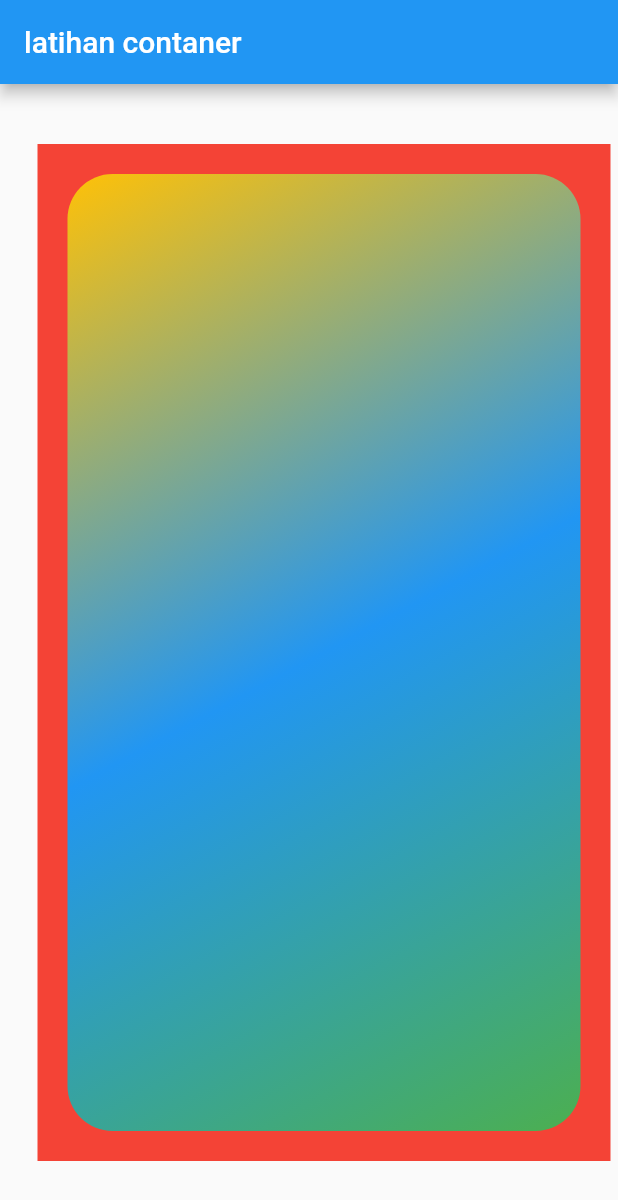
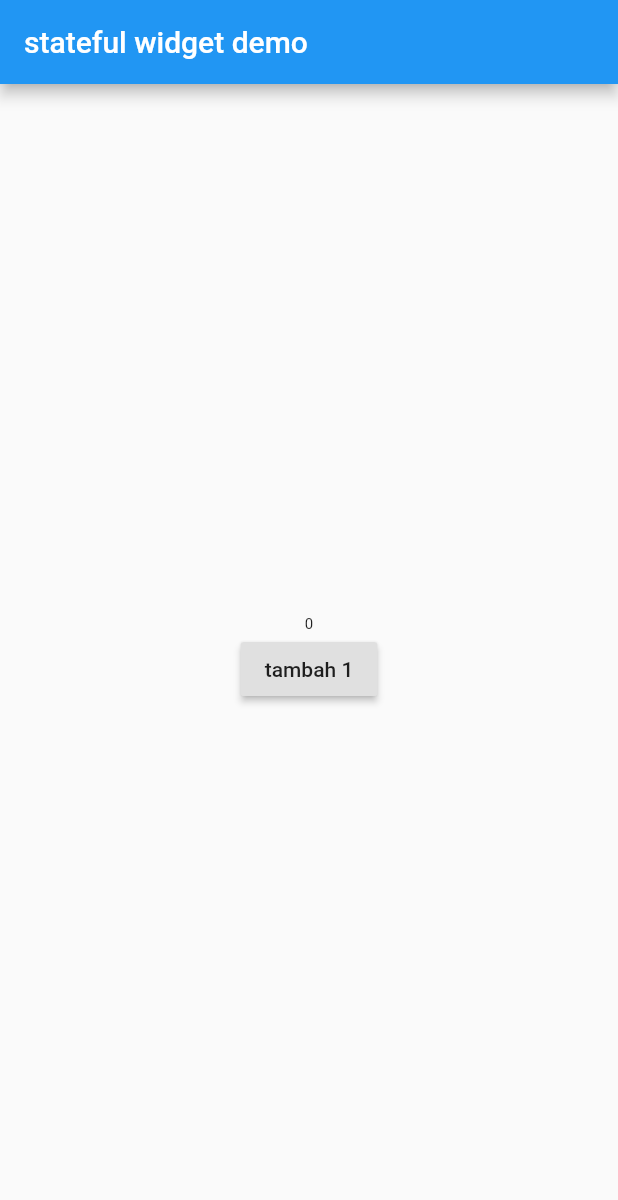
Before and after one commit to mindatama/GIT, a Flutter app: the screen it shows after launch, on a phone screen of 412 x 824 dp. Shown: the top 1200 px of the screen. Run offline on Flutter 3.47's test engine with Material 2 defaults, Android fonts, the phone set to English and light mode, and no system bars.

Commit message:
hello_world_flutter ganti contoh stateless& statefull widget

```diff
--- a/hello_world_flutter/lib/main.dart
+++ b/hello_world_flutter/lib/main.dart
@@ -4,27 +4,36 @@ void main() {
   runApp(Myapp());
 }
 
-class Myapp extends StatelessWidget {
+class Myapp extends StatefulWidget {
+  @override
+  _MyappState createState() => _MyappState();
+}
+
+class _MyappState extends State<Myapp> {
+  int num = 0;
+  void tekan() {
+    setState(() {
+      num = num + 1;
+    });
+  }
+
   @override
   Widget build(BuildContext context) {
     return MaterialApp(
       home: Scaffold(
         appBar: AppBar(
-          title: Text("latihan contaner"),
+          title: Text("stateful widget demo"),
         ),
-        body: Container(
-          color: Colors.red,
-          margin: EdgeInsets.fromLTRB(25, 40, 5, 50),
-          padding: EdgeInsets.all(10),
-          child: Container(
-            // color: Colors.blue,
-            decoration: BoxDecoration(
-                borderRadius: BorderRadius.circular(30),
-                gradient: LinearGradient(
-                    begin: Alignment.topLeft,
-                    end: Alignment.bottomRight,
-                    colors: <Color>[Colors.amber, Colors.blue, Colors.green])),
-            margin: EdgeInsets.all(10),
+        body: Center(
+          child: Column(
+            mainAxisAlignment: MainAxisAlignment.center,
+            children: <Widget>[
+              Text(
+                num.toString(),
+                style: TextStyle(fontSize: 10 + num.toDouble()),
+              ),
+              RaisedButton(child: Text("tambah 1"), onPressed: tekan)
+            ],
           ),
         ),
       ),
```
